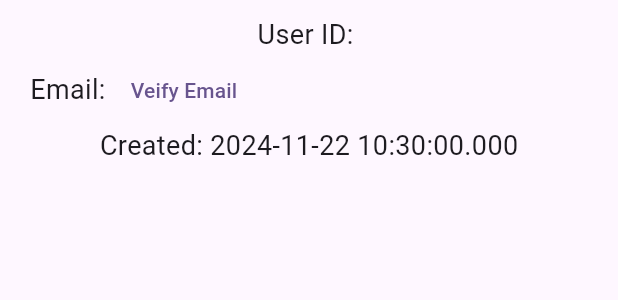
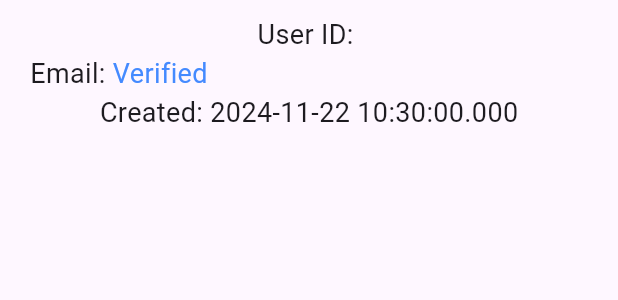
Before and after one commit to muhammadtalal8/crud2.0, a Flutter app: the Profile widget shown alone on an empty page, opened directly, on a phone screen of 412 x 824 dp. Shown: the top 300 px of the screen. Run offline on Flutter 3.47's test engine with Material 3 defaults, Android fonts, the phone set to English and light mode, and no system bars; our stand-ins replace firebase_auth, firebase_core; accounts and stored records are empty.

Commit message:
first commit

```diff
--- a/lib/pages/user/dashboard.dart
+++ b/lib/pages/user/dashboard.dart
@@ -14,7 +14,10 @@ class _DashboardState extends State<Dashboard> {
   Widget build(BuildContext context) {
     return Center(
       child: Container(
-        child: const Text('Dashboard', style: TextStyle(fontSize: 20.0, fontWeight: FontWeight.bold),),
+        child: const Text(
+          'Dashboard',
+          style: TextStyle(fontSize: 20.0, fontWeight: FontWeight.bold),
+        ),
       ),
     );
   }
--- a/lib/pages/user/profile.dart
+++ b/lib/pages/user/profile.dart
@@ -1,3 +1,5 @@
+// ignore_for_file: avoid_print, use_build_context_synchronously
+
 import 'package:firebase_auth/firebase_auth.dart';
 import 'package:flutter/material.dart';
 
@@ -16,7 +18,16 @@ class _ProfileState extends State<Profile> {
 
   User? user = FirebaseAuth.instance.currentUser;
   verifyEmail() async {
-    if (user != null && !user.emailVerified) {}
+    if (user != null && !user!.emailVerified) {
+      await user!.sendEmailVerification();
+      print("Verification Email has been sent");
+      ScaffoldMessenger.of(context).showSnackBar(const SnackBar(
+          backgroundColor: Colors.orangeAccent,
+          content: Text(
+            "Verification Email has been sent",
+            style: TextStyle(fontSize: 20.0, color: Colors.black),
+          )));
+    }
   }
 
   @override
@@ -27,22 +38,28 @@ class _ProfileState extends State<Profile> {
         children: [
           Text(
             "User ID: $uid",
-            style: TextStyle(fontSize: 18.0),
+            style: const TextStyle(fontSize: 18.0),
           ),
           Row(
             children: [
               Text(
                 "Email: $email",
-                style: TextStyle(fontSize: 18.0),
+                style: const TextStyle(fontSize: 18.0),
               ),
-              TextButton(
-                  onPressed: () => {verifyEmail()},
-                  child: const Text("Veify Email"))
+              user!.emailVerified
+                  ? const Text(
+                      "Verified",
+                      style:
+                          TextStyle(fontSize: 18.0, color: Colors.blueAccent),
+                    )
+                  : TextButton(
+                      onPressed: () => {verifyEmail()},
+                      child: const Text("Veify Email"))
             ],
           ),
           Text(
             "Created: $creationTime",
-            style: TextStyle(fontSize: 18.0),
+            style: const TextStyle(fontSize: 18.0),
           )
         ],
       ),
--- a/lib/pages/user/user_main.dart
+++ b/lib/pages/user/user_main.dart
@@ -1,9 +1,10 @@
-// ignore_for_file: sort_child_properties_last
+// ignore_for_file: sort_child_properties_last, use_build_context_synchronously
 
 import 'package:crud2/pages/forget_password.dart';
 import 'package:crud2/pages/user/change_password.dart';
 import 'package:crud2/pages/user/dashboard.dart';
 import 'package:crud2/pages/user/profile.dart';
+import 'package:firebase_auth/firebase_auth.dart';
 import 'package:flutter/material.dart';
 
 class UserMain extends StatefulWidget {
@@ -34,7 +35,8 @@ class _UserMainState extends State<UserMain> {
             Row(mainAxisAlignment: MainAxisAlignment.spaceBetween, children: [
           const Text("Welcome User"),
           ElevatedButton(
-            onPressed: () => {
+            onPressed: () async => {
+              await FirebaseAuth.instance.signOut(),
               Navigator.pushAndRemoveUntil(
                   context,
                   MaterialPageRoute(builder: (context) => const Login()),
```
Also changed, not shown: lib/pages/login.dart (+12 -0 lines), lib/pages/signup.dart (+5 -5 lines), lib/pages/user/change_password.dart (+17 -4 lines).
